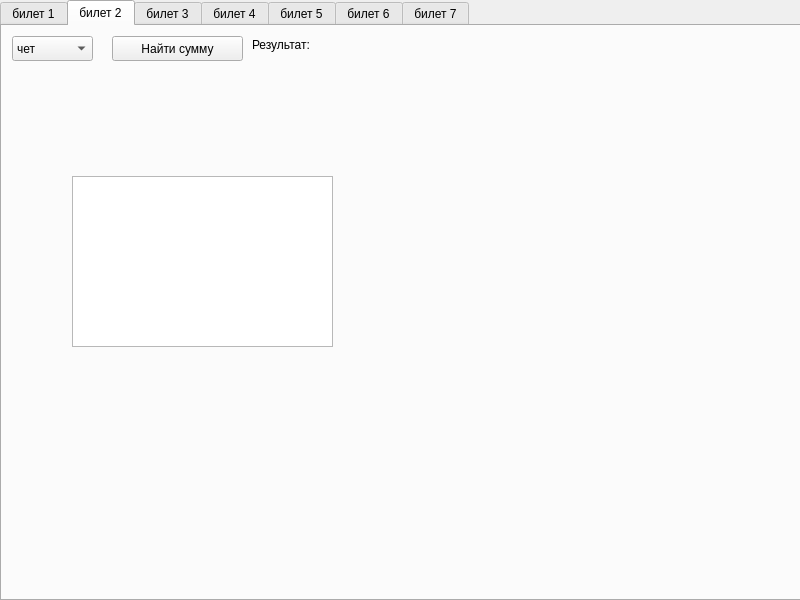
First picture: the form in examenQt/mainwindow.ui, repository HellsSenju/Qt_Mars, before the edit.
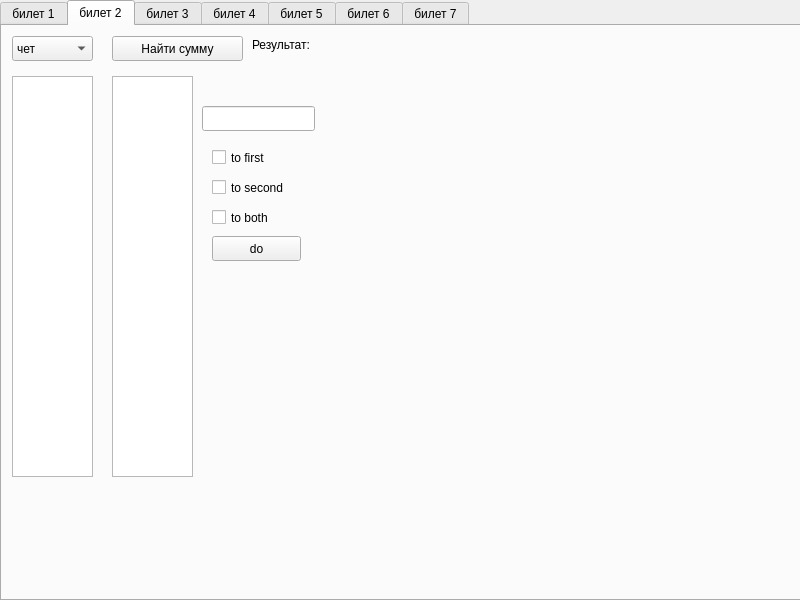
Second picture: the form after the edit. The open tabs and pages were chosen to show the change.

Commit message: this is pezdec

Patch:
```diff
--- a/examenQt/mainwindow.ui
+++ b/examenQt/mainwindow.ui
@@ -84,16 +84,6 @@
      <attribute name="title">
       <string>билет 2</string>
      </attribute>
-     <widget class="QTextBrowser" name="textBrowser">
-      <property name="geometry">
-       <rect>
-        <x>70</x>
-        <y>150</y>
-        <width>261</width>
-        <height>171</height>
-       </rect>
-      </property>
-     </widget>
      <widget class="QComboBox" name="comboBox_2_1">
       <property name="geometry">
        <rect>
@@ -153,6 +143,88 @@
        <string/>
       </property>
      </widget>
+     <widget class="QListWidget" name="listWidget_2_first">
+      <property name="geometry">
+       <rect>
+        <x>10</x>
+        <y>50</y>
+        <width>81</width>
+        <height>401</height>
+       </rect>
+      </property>
+     </widget>
+     <widget class="QListWidget" name="listWidget_2_second">
+      <property name="geometry">
+       <rect>
+        <x>110</x>
+        <y>50</y>
+        <width>81</width>
+        <height>401</height>
+       </rect>
+      </property>
+     </widget>
+     <widget class="QCheckBox" name="checkBox_2_to_first">
+      <property name="geometry">
+       <rect>
+        <x>210</x>
+        <y>120</y>
+        <width>71</width>
+        <height>23</height>
+       </rect>
+      </property>
+      <property name="text">
+       <string>to first</string>
+      </property>
+     </widget>
+     <widget class="QCheckBox" name="checkBox_2_to_second">
+      <property name="geometry">
+       <rect>
+        <x>210</x>
+        <y>150</y>
+        <width>101</width>
+        <height>23</height>
+       </rect>
+      </property>
+      <property name="text">
+       <string>to second</string>
+      </property>
+     </widget>
+     <widget class="QCheckBox" name="checkBox_2_to_both">
+      <property name="geometry">
+       <rect>
+        <x>210</x>
+        <y>180</y>
+        <width>81</width>
+        <height>23</height>
+       </rect>
+      </property>
+      <property name="text">
+       <string>to both</string>
+      </property>
+     </widget>
+     <widget class="QPushButton" name="pushButton_2_do">
+      <property name="geometry">
+       <rect>
+        <x>210</x>
+        <y>210</y>
+        <width>89</width>
+        <height>25</height>
+       </rect>
+      </property>
+      <property name="text">
+       <string>do</string>
+      </property>
+     </widget>
+     <widget class="QLineEdit" name="lineEdit_2_input">
+      <property name="geometry">
+       <rect>
+        <x>200</x>
+        <y>80</y>
+        <width>113</width>
+        <height>25</height>
+       </rect>
+      </property>
+     </widget>
     </widget>
     <widget class="QWidget" name="tab_3">
      <attribute name="title">
```
Left out of the diff: 2 changed lines with no effect on the pictures. The commit also changes 2 other files.
